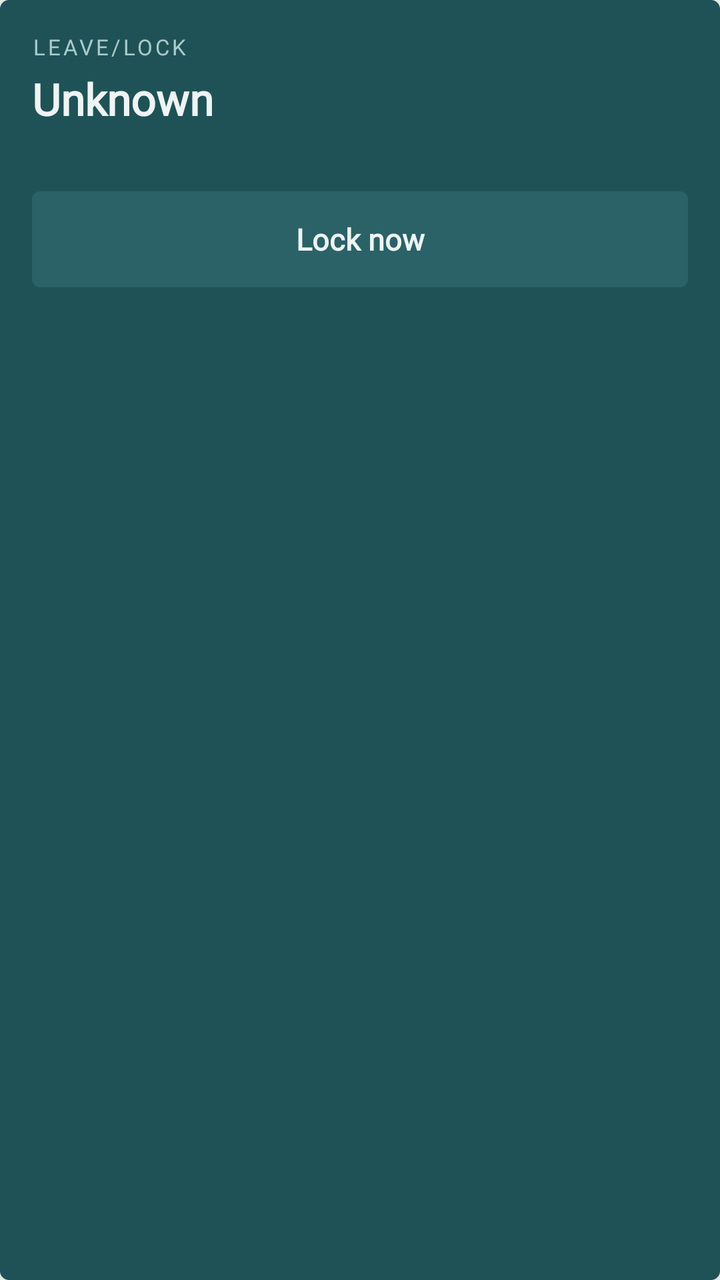
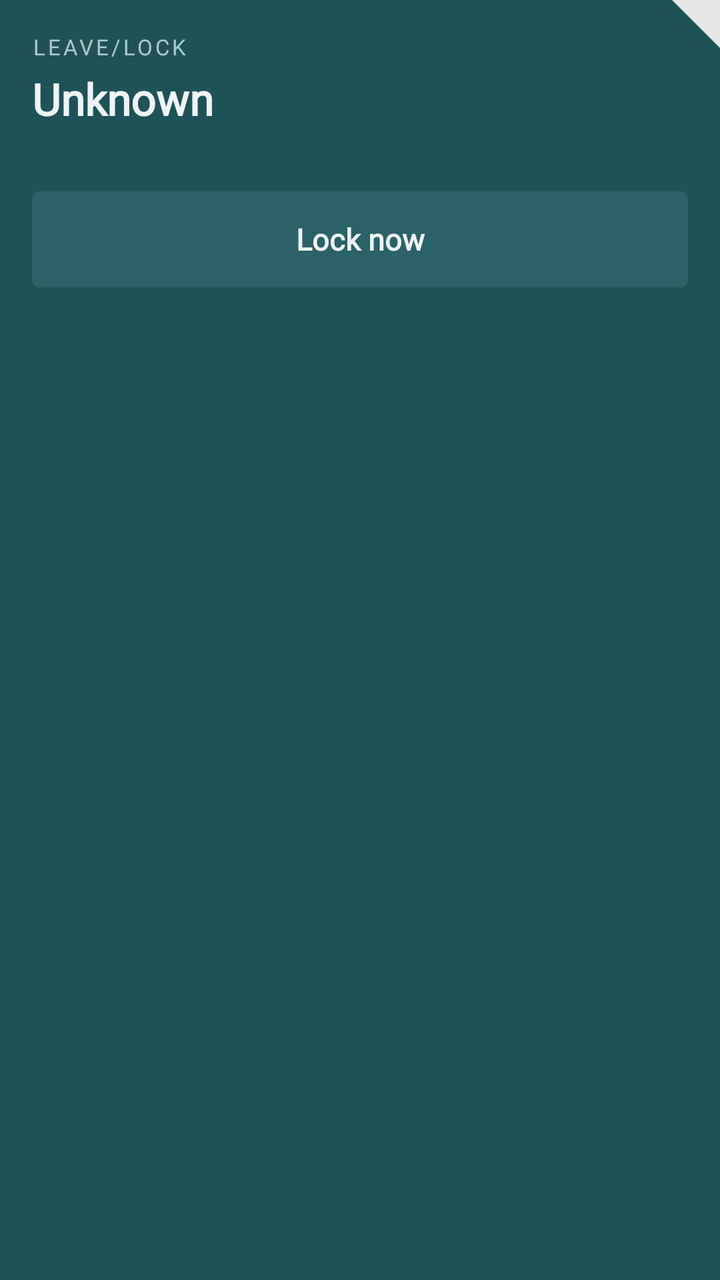

Two renders of the same Android screen: before a commit and after it. Below are the layout's source before the change and the commit's diff.
<!-- AndroidManifest.xml: application theme Theme.AutoLock -->
<!-- res/layout/widget_autolock.xml -->
<?xml version="1.0" encoding="utf-8"?>
<LinearLayout xmlns:android="http://schemas.android.com/apk/res/android"
    android:id="@+id/widget_root"
    android:layout_width="match_parent"
    android:layout_height="match_parent"
    android:orientation="vertical"
    android:background="@drawable/widget_bg"
    android:padding="16dp">

    <TextView
        android:id="@+id/widget_title"
        android:layout_width="wrap_content"
        android:layout_height="wrap_content"
        android:fontFamily="@font/ibm_plex_mono_medium"
        android:letterSpacing="0.12"
        android:text="@string/app_name"
        android:textAllCaps="true"
        android:textColor="@color/pg_on_teal_deep_muted"
        android:textSize="11sp" />

    <TextView
        android:id="@+id/widget_lock_state"
        android:layout_width="wrap_content"
        android:layout_height="wrap_content"
        android:layout_marginTop="4dp"
        android:fontFamily="@font/exo2_variable"
        android:text="@string/lock_unknown"
        android:textColor="@color/pg_on_teal_deep"
        android:textSize="22sp"
        android:textStyle="bold" />

    <TextView
        android:id="@+id/widget_summary"
        android:layout_width="match_parent"
        android:layout_height="wrap_content"
        android:layout_marginTop="2dp"
        android:ellipsize="end"
        android:fontFamily="@font/instrument_sans_variable"
        android:maxLines="2"
        android:text=""
        android:textColor="@color/pg_on_teal_deep_muted"
        android:textSize="13sp" />

    <TextView
        android:id="@+id/widget_lock_button"
        android:layout_width="match_parent"
        android:layout_height="wrap_content"
        android:layout_marginTop="12dp"
        android:background="@drawable/widget_button_bg"
        android:fontFamily="@font/instrument_sans_variable"
        android:gravity="center"
        android:minHeight="48dp"
        android:text="@string/action_lock_now"
        android:textColor="@color/pg_on_teal_deep"
        android:textSize="15sp"
        android:textStyle="bold" />
</LinearLayout>
<!-- resources referenced by this layout -->
<resources>
  <color name="pg_on_teal_deep">#EEF4F3</color>
  <color name="pg_on_teal_deep_muted">#A9CBC7</color>
  <!-- drawable widget_bg (drawable) -->
  <?xml version="1.0" encoding="utf-8"?>
  <shape xmlns:android="http://schemas.android.com/apk/res/android"
      android:shape="rectangle">
      <corners android:radius="4dp" />
      <solid android:color="@color/pg_teal_deep" />
      <stroke android:width="1dp" android:color="@color/pg_teal_deep_edge" />
  </shape>
  <!-- drawable widget_button_bg (drawable) -->
  <?xml version="1.0" encoding="utf-8"?>
  <shape xmlns:android="http://schemas.android.com/apk/res/android"
      android:shape="rectangle">
      <corners android:radius="4dp" />
      <solid android:color="@color/pg_teal_deep_raised" />
  </shape>
  <string name="action_lock_now">Lock now</string>
  <string name="app_name">LEAVE/LOCK</string>
  <string name="lock_unknown">Unknown</string>
  <style name="Theme.AutoLock" parent="android:Theme.Material.Light.NoActionBar">
          <item name="android:windowBackground">@color/pg_surface</item>
      </style>
  <color name="pg_teal_deep">#1F5257</color>
  <color name="pg_teal_deep_edge">#1F5257</color>
  <color name="pg_teal_deep_raised">#2A6267</color>
  <color name="pg_surface">#E6E8E5</color>
</resources>

<!-- the commit's change to res/layout/widget_autolock.xml (unified diff, before → after) -->
@@ -1,10 +1,11 @@
 <?xml version="1.0" encoding="utf-8"?>
 <LinearLayout xmlns:android="http://schemas.android.com/apk/res/android"
-    android:id="@+id/widget_root"
+    android:id="@android:id/background"
     android:layout_width="match_parent"
     android:layout_height="match_parent"
     android:orientation="vertical"
     android:background="@drawable/widget_bg"
+    android:clipToOutline="true"
     android:padding="16dp">
 
     <TextView
<!-- resource entries referenced after the edit -->
@@ -4,12 +4,29 @@
   <color name="pg_on_teal_deep_muted">#A9CBC7</color>
   <!-- drawable widget_bg (drawable) -->
   <?xml version="1.0" encoding="utf-8"?>
-  <shape xmlns:android="http://schemas.android.com/apk/res/android"
-      android:shape="rectangle">
-      <corners android:radius="4dp" />
-      <solid android:color="@color/pg_teal_deep" />
-      <stroke android:width="1dp" android:color="@color/pg_teal_deep_edge" />
-  </shape>
+  <layer-list xmlns:android="http://schemas.android.com/apk/res/android">
+      
+      <item>
+          <shape android:shape="rectangle"><solid android:color="@android:color/transparent" /></shape>
+      </item>
+      
+      <item android:top="24dp">
+          <shape android:shape="rectangle"><solid android:color="@color/pg_teal_deep_edge" /></shape>
+      </item>
+      <item android:right="24dp">
+          <shape android:shape="rectangle"><solid android:color="@color/pg_teal_deep_edge" /></shape>
+      </item>
+      
+      <item android:gravity="top|end" android:width="24dp" android:height="24dp"
+          android:drawable="@drawable/widget_bg_corner" />
+      
+      <item android:top="24dp" android:left="1dp" android:right="1dp" android:bottom="1dp">
+          <shape android:shape="rectangle"><solid android:color="@color/pg_teal_deep" /></shape>
+      </item>
+      <item android:top="1dp" android:left="1dp" android:right="24dp" android:bottom="1dp">
+          <shape android:shape="rectangle"><solid android:color="@color/pg_teal_deep" /></shape>
+      </item>
+  </layer-list>
   <!-- drawable widget_button_bg (drawable) -->
   <?xml version="1.0" encoding="utf-8"?>
   <shape xmlns:android="http://schemas.android.com/apk/res/android"
@@ -25,6 +42,14 @@
       </style>
   <color name="pg_teal_deep">#1F5257</color>
   <color name="pg_teal_deep_edge">#1F5257</color>
+  <!-- drawable widget_bg_corner (drawable) -->
+  <?xml version="1.0" encoding="utf-8"?>
+  <vector xmlns:android="http://schemas.android.com/apk/res/android"
+      android:width="24dp" android:height="24dp"
+      android:viewportWidth="24" android:viewportHeight="24">
+      <path android:pathData="M0,0L24,24H0Z" android:fillColor="@color/pg_teal_deep_edge" />
+      <path android:pathData="M0,1.414L22.586,24H0Z" android:fillColor="@color/pg_teal_deep" />
+  </vector>
   <color name="pg_teal_deep_raised">#2A6267</color>
   <color name="pg_surface">#E6E8E5</color>
 </resources>
